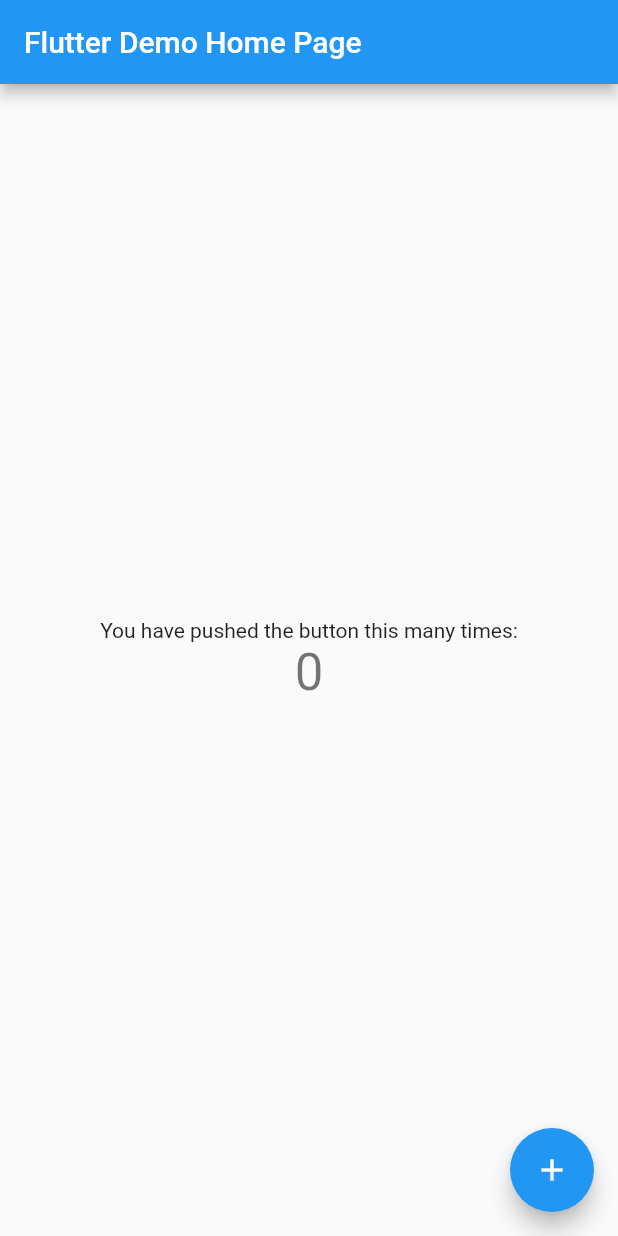
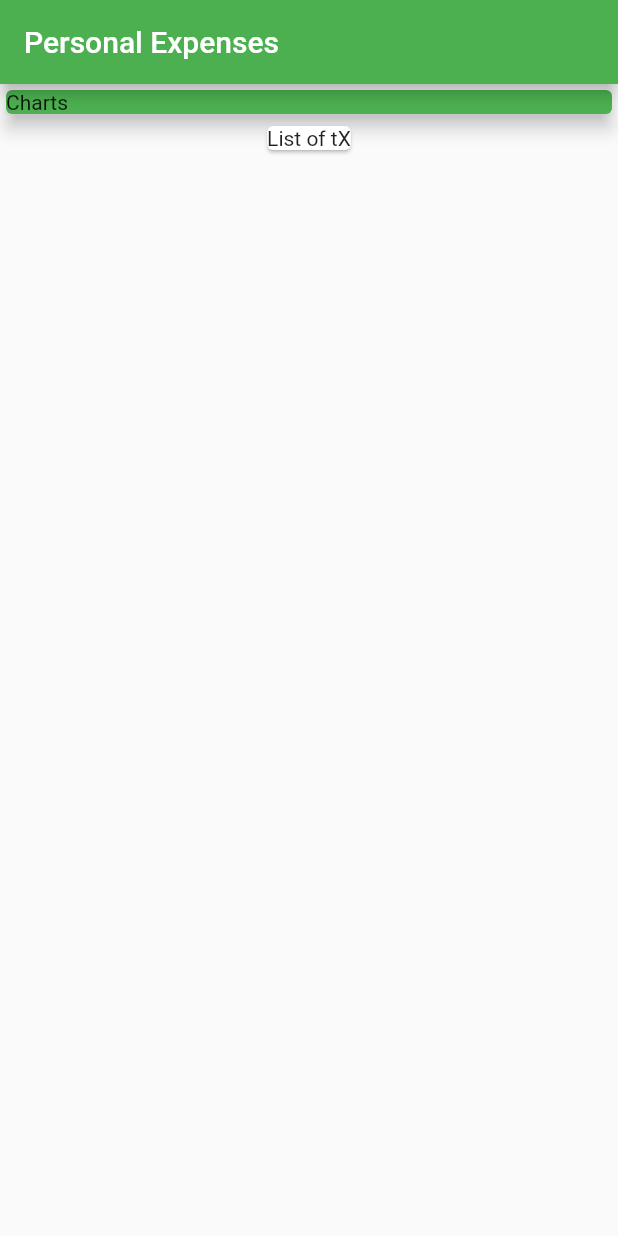
Before and after one commit to AdielAndradeR/flutter_personal_expenses, a Flutter app: the screen it shows after launch, on a phone screen of 412 x 824 dp. Run offline on Flutter 3.47's test engine with Material 2 defaults, Android fonts, the phone set to English and light mode, and no system bars.

Commit message:
Modify main and add a data type transation

```diff
--- a/lib/main.dart
+++ b/lib/main.dart
@@ -3,109 +3,35 @@ import 'package:flutter/material.dart';
 void main() => runApp(MyApp());
 
 class MyApp extends StatelessWidget {
-  // This widget is the root of your application.
   @override
   Widget build(BuildContext context) {
     return MaterialApp(
-      title: 'Flutter Demo',
-      theme: ThemeData(
-        // This is the theme of your application.
-        //
-        // Try running your application with "flutter run". You'll see the
-        // application has a blue toolbar. Then, without quitting the app, try
-        // changing the primarySwatch below to Colors.green and then invoke
-        // "hot reload" (press "r" in the console where you ran "flutter run",
-        // or simply save your changes to "hot reload" in a Flutter IDE).
-        // Notice that the counter didn't reset back to zero; the application
-        // is not restarted.
-        primarySwatch: Colors.blue,
-      ),
-      home: MyHomePage(title: 'Flutter Demo Home Page'),
+      title: 'Personal Expenses',
+      home: MyHomePage(),
     );
   }
 }
 
-class MyHomePage extends StatefulWidget {
-  MyHomePage({Key key, this.title}) : super(key: key);
-
-  // This widget is the home page of your application. It is stateful, meaning
-  // that it has a State object (defined below) that contains fields that affect
-  // how it looks.
-
-  // This class is the configuration for the state. It holds the values (in this
-  // case the title) provided by the parent (in this case the App widget) and
-  // used by the build method of the State. Fields in a Widget subclass are
-  // always marked "final".
-
-  final String title;
-
-  @override
-  _MyHomePageState createState() => _MyHomePageState();
-}
-
-class _MyHomePageState extends State<MyHomePage> {
-  int _counter = 0;
-
-  void _incrementCounter() {
-    setState(() {
-      // This call to setState tells the Flutter framework that something has
-      // changed in this State, which causes it to rerun the build method below
-      // so that the display can reflect the updated values. If we changed
-      // _counter without calling setState(), then the build method would not be
-      // called again, and so nothing would appear to happen.
-      _counter++;
-    });
-  }
-
+class MyHomePage extends StatelessWidget {
   @override
   Widget build(BuildContext context) {
-    // This method is rerun every time setState is called, for instance as done
-    // by the _incrementCounter method above.
-    //
-    // The Flutter framework has been optimized to make rerunning build methods
-    // fast, so that you can just rebuild anything that needs updating rather
-    // than having to individually change instances of widgets.
     return Scaffold(
       appBar: AppBar(
-        // Here we take the value from the MyHomePage object that was created by
-        // the App.build method, and use it to set our appbar title.
-        title: Text(widget.title),
+        title: Text('Personal Expenses'),
+        backgroundColor: Colors.green,
       ),
-      body: Center(
-        // Center is a layout widget. It takes a single child and positions it
-        // in the middle of the parent.
-        child: Column(
-          // Column is also a layout widget. It takes a list of children and
-          // arranges them vertically. By default, it sizes itself to fit its
-          // children horizontally, and tries to be as tall as its parent.
-          //
-          // Invoke "debug painting" (press "p" in the console, choose the
-          // "Toggle Debug Paint" action from the Flutter Inspector in Android
-          // Studio, or the "Toggle Debug Paint" command in Visual Studio Code)
-          // to see the wireframe for each widget.
-          //
-          // Column has various properties to control how it sizes itself and
-          // how it positions its children. Here we use mainAxisAlignment to
-          // center the children vertically; the main axis here is the vertical
-          // axis because Columns are vertical (the cross axis would be
-          // horizontal).
-          mainAxisAlignment: MainAxisAlignment.center,
-          children: <Widget>[
-            Text(
-              'You have pushed the button this many times:',
-            ),
-            Text(
-              '$_counter',
-              style: Theme.of(context).textTheme.display1,
-            ),
-          ],
-        ),
-      ),
-      floatingActionButton: FloatingActionButton(
-        onPressed: _incrementCounter,
-        tooltip: 'Increment',
-        child: Icon(Icons.add),
-      ), // This trailing comma makes auto-formatting nicer for build methods.
+      body: Column(children: <Widget>[
+        Container(
+          width: double.infinity,
+          child: Card(
+            color: Colors.green,
+            elevation: 5,
+            child:Text('Charts')),
+          ),
+        Card(
+          child: Text('List of tX')
+          )
+      ],)
     );
   }
 }
--- /dev/null
+++ b/lib/transaction.dart
@@ -0,0 +1,15 @@
+class Trasaction{
+  final String id;
+  final String title;
+  final double amount;
+  final DateTime date;
+
+Trasaction({
+  this.id,
+  this.title,
+  this.amount,
+  this.date
+  });
+
+
+}
```
